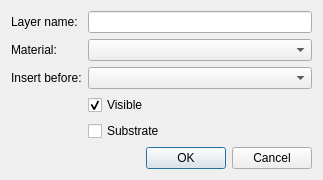
This is layouts/newlayer.ui in raimund89/ChipDrawer as Qt 5 draws it before an edit. The edited form follows.
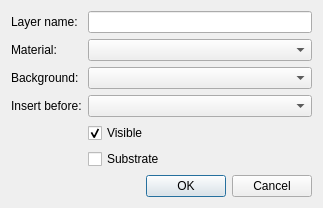
This is the edited form.

Diff of the .ui file:
```diff
--- a/layouts/newlayer.ui
+++ b/layouts/newlayer.ui
@@ -7,7 +7,7 @@
     <x>0</x>
     <y>0</y>
     <width>323</width>
-    <height>175</height>
+    <height>202</height>
    </rect>
   </property>
   <property name="windowTitle">
@@ -17,27 +17,20 @@
    <bool>true</bool>
   </property>
   <layout class="QGridLayout" name="gridLayout">
-   <item row="0" column="0">
-    <widget class="QLabel" name="label">
+   <item row="0" column="1">
+    <widget class="QLineEdit" name="layer_name"/>
+   </item>
+   <item row="5" column="1">
+    <widget class="QCheckBox" name="check_substrate">
      <property name="text">
-      <string>Layer name:</string>
+      <string>Substrate</string>
      </property>
     </widget>
    </item>
-   <item row="2" column="1">
+   <item row="3" column="1">
     <widget class="QComboBox" name="insert_after"/>
    </item>
-   <item row="2" column="0">
-    <widget class="QLabel" name="label_3">
-     <property name="text">
-      <string>Insert before:</string>
-     </property>
-    </widget>
-   </item>
-   <item row="1" column="1">
-    <widget class="QComboBox" name="material"/>
-   </item>
-   <item row="5" column="0" colspan="2">
+   <item row="6" column="0" colspan="2">
     <widget class="QDialogButtonBox" name="buttonBox">
      <property name="orientation">
       <enum>Qt::Horizontal</enum>
@@ -47,10 +40,28 @@
      </property>
     </widget>
    </item>
-   <item row="0" column="1">
-    <widget class="QLineEdit" name="layer_name"/>
+   <item row="3" column="0">
+    <widget class="QLabel" name="label_3">
+     <property name="text">
+      <string>Insert before:</string>
+     </property>
+    </widget>
    </item>
-   <item row="3" column="1">
+   <item row="0" column="0">
+    <widget class="QLabel" name="label">
+     <property name="text">
+      <string>Layer name:</string>
+     </property>
+    </widget>
+   </item>
+   <item row="1" column="0">
+    <widget class="QLabel" name="label_2">
+     <property name="text">
+      <string>Material:</string>
+     </property>
+    </widget>
+   </item>
+   <item row="4" column="1">
     <widget class="QCheckBox" name="check_visible">
      <property name="text">
       <string>Visible</string>
@@ -60,20 +71,19 @@
      </property>
     </widget>
    </item>
-   <item row="4" column="1">
-    <widget class="QCheckBox" name="check_substrate">
-     <property name="text">
-      <string>Substrate</string>
-     </property>
-    </widget>
+   <item row="1" column="1">
+    <widget class="QComboBox" name="material"/>
    </item>
-   <item row="1" column="0">
-    <widget class="QLabel" name="label_2">
+   <item row="2" column="0">
+    <widget class="QLabel" name="label_4">
      <property name="text">
-      <string>Material:</string>
+      <string>Background:</string>
      </property>
     </widget>
    </item>
+   <item row="2" column="1">
+    <widget class="QComboBox" name="background_material"/>
+   </item>
   </layout>
  </widget>
  <resources/>
```
